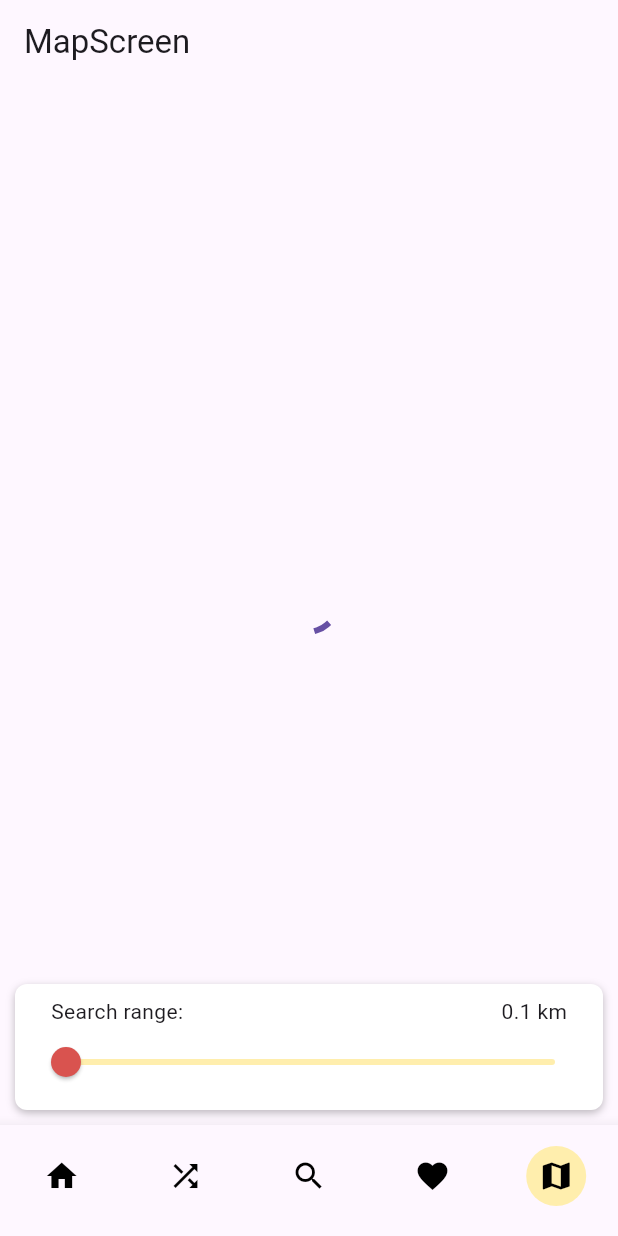
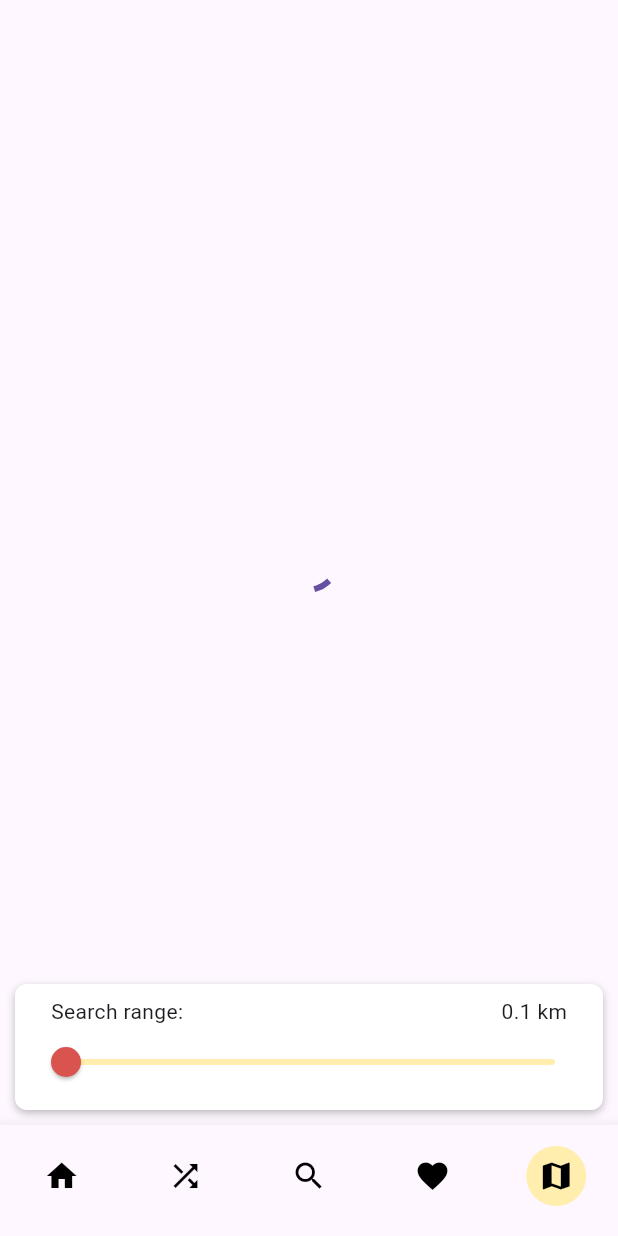
Before and after one commit to EQUIPO-11-CONSTR-APLIC-MOVILES/Team-11-Flutter, a Flutter app: the screen it shows after launch, item 5 of the bottom bar chosen, on a phone screen of 412 x 824 dp. Run offline on Flutter 3.47's test engine with Material 3 defaults, Android fonts, the phone set to English and light mode, and no system bars; our stand-ins replace google_maps_flutter, location.

Commit message:
Code fixes

```diff
--- a/lib/views/map_screen.dart
+++ b/lib/views/map_screen.dart
@@ -10,11 +10,7 @@ class MapScreen extends StatelessWidget {
   Widget build(BuildContext context) {
     return ChangeNotifierProvider(
       create: (_) => MapViewModel(),
-      child: Scaffold(
-        appBar: AppBar(
-          title: const Text('MapScreen'),
-        ),
-        body: Stack(
+      child: Stack(
         children: [
           Consumer<MapViewModel>(
             builder: (context, viewModel, child) {
@@ -33,11 +29,12 @@ class MapScreen extends StatelessWidget {
                     circleId: const CircleId('circle'),
                     center: viewModel.state.circleLocation,
                     radius: viewModel.state.circleRadius * 1000, // Convert km to meters
-                      fillColor: Colors.blue.withOpacity(0.5),
+                    fillColor: Colors.blue.withOpacity(0.2),
                     strokeColor: Colors.blue,
                     strokeWidth: 1,
                   ),
                 },
+                buildingsEnabled: false,
                 // Add markers for restaurants if needed
               );
             },
@@ -93,7 +90,6 @@ class MapScreen extends StatelessWidget {
           ),
         ],
       ),
-      ),
     );
   }
 }
--- a/pubspec.yaml
+++ b/pubspec.yaml
@@ -33,6 +33,7 @@ dependencies:
   google_maps_flutter: ^2.9.0
   provider: ^6.0.0
   google_sign_in: ^5.0.0
+  permission_handler: ^10.0.0
 
 
   # The following adds the Cupertino Icons font to your application.
@@ -57,6 +58,8 @@ dev_dependencies:
 
 # The following section is specific to Flutter packages.
 flutter:
+  assets:
+    - lib/assets/restau.png
 
   # The following line ensures that the Material Icons font is
   # included with your application, so that you can use the icons in
```
Also changed, not shown: pubspec.lock. Lines whose indentation alone changed are shown as unchanged.
